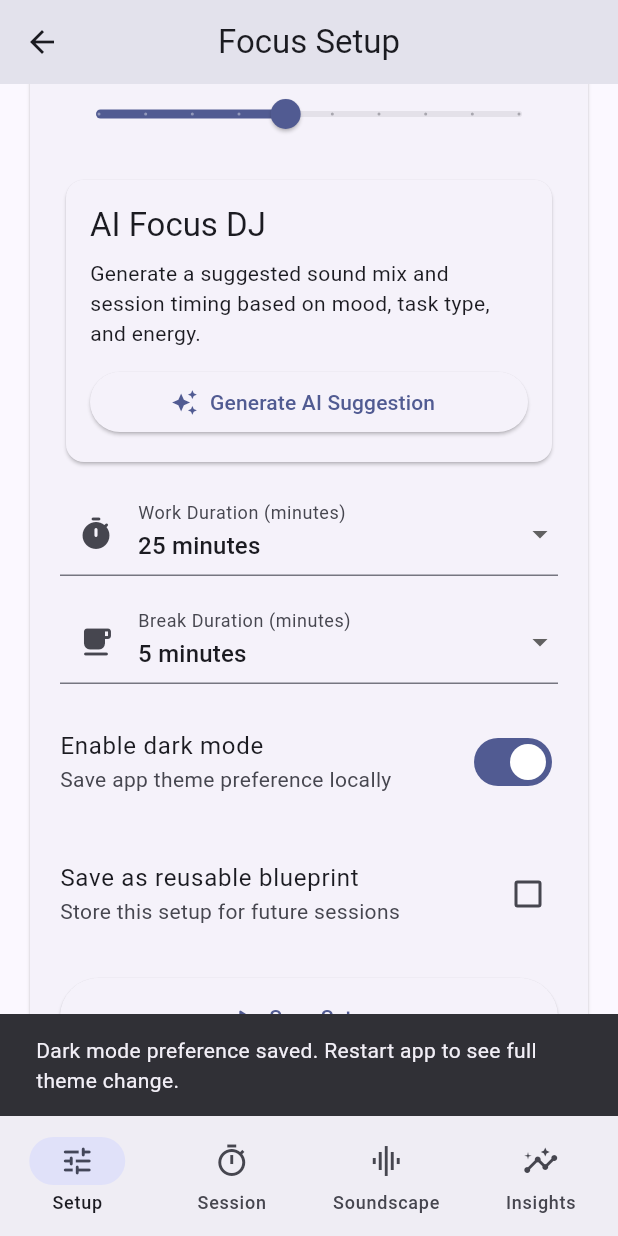
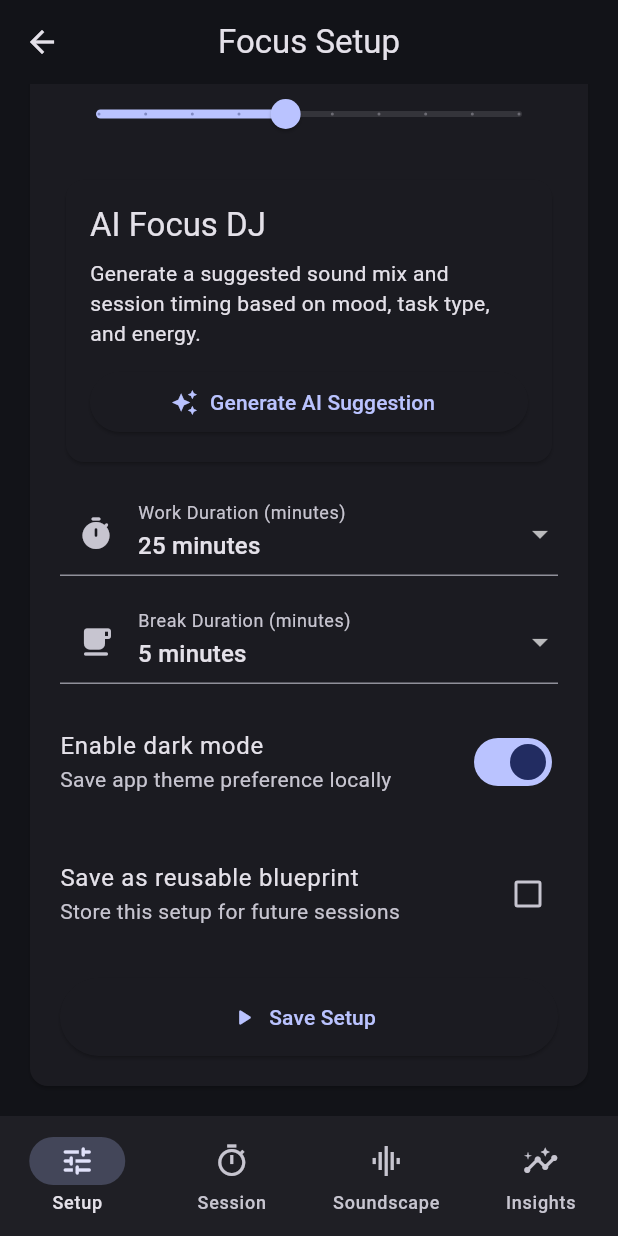
Before and after one commit to RolenaW/adaptive_focus_app, a Flutter app: the NavigationScreen screen opened directly, scrolled down 508 dp, after a tap on "Enable dark mode", on a phone screen of 412 x 824 dp. Run offline on Flutter 3.47's test engine with Material 3 defaults, Android fonts, the phone set to English and light mode, and no system bars; our stand-ins replace shared_preferences, sqflite; accounts and stored records are empty.

Commit message:
dark mode updated to change instantly

```diff
--- a/lib/main.dart
+++ b/lib/main.dart
@@ -9,16 +9,37 @@ Future<void> main() async { //entry point for app
   runApp(FocusStudioApp(isDarkMode: isDarkMode)); //launch app
 }
 
-class FocusStudioApp extends StatelessWidget { //root widget
+class FocusStudioApp extends StatefulWidget { //root widget, changed to stateful widget
   final bool isDarkMode;
   const FocusStudioApp({super.key,required this.isDarkMode,}); //construcotr for theme preference
+
+  @override
+  State<FocusStudioApp> createState() => _FocusStudioAppState();
+  static _FocusStudioAppState? of(BuildContext context) { //allows child widgets to access and update theme
+    return context.findAncestorStateOfType<_FocusStudioAppState>();
+  }
+}
+class _FocusStudioAppState extends State<FocusStudioApp> {
+  late bool _isDarkMode;
+
+  @override
+  void initState() {
+    super.initState();
+    _isDarkMode = widget.isDarkMode; //initialize theme from saved preference
+  }
+  void toggleTheme(bool value) async { //function to toggle theme
+    setState(() {
+      _isDarkMode = value; //update UI instantly
+    });
+    await PreferencesHelper.setDarkMode(value); //save preference so it persists after app restart
+  }
 
   @override
   Widget build(BuildContext context) {
     return MaterialApp(
       title: 'Adaptive Focus Studio', //title
       debugShowCheckedModeBanner: false, //remove debug banner
-      themeMode: isDarkMode ? ThemeMode.dark : ThemeMode.light, //choose light or dark mode
+      themeMode: _isDarkMode ? ThemeMode.dark : ThemeMode.light, //choose light or dark mode
       theme: ThemeData( //light theme
         useMaterial3: true,
         colorSchemeSeed: Colors.indigo,
--- a/lib/screens/focus_setup_screen.dart
+++ b/lib/screens/focus_setup_screen.dart
@@ -3,6 +3,7 @@ import '../data/database_helper.dart';
 import '../data/preference_helper.dart';
 import '../data/ai_focus_dj_helper.dart';
 import 'active_session_screen.dart'; //imports
+import '/main.dart';
 
 class FocusSetupScreen extends StatefulWidget { //FocusSetupScreen class created. StatefulWidget used.
   const FocusSetupScreen({super.key}); //main screen for focus session setup
@@ -502,22 +503,11 @@ class _FocusSetupScreenState extends State<FocusSetupScreen> { //forms key for v
                         subtitle: const Text(
                           'Save app theme preference locally',
                         ),
-                        onChanged: (bool value) async {
-                          await PreferencesHelper.setDarkMode(value);
-
-                          if (!mounted) return;
-
+                        onChanged: (value) {
                           setState(() {
                             _darkModeEnabled = value;
                           });
-
-                          ScaffoldMessenger.of(context).showSnackBar(
-                            const SnackBar(
-                              content: Text(
-                                'Dark mode preference saved. Restart app to see full theme change.',
-                              ),
-                            ),
-                          );
+                          FocusStudioApp.of(context)?.toggleTheme(value);
                         },
                       ),
                       const SizedBox(height: 16),
```
